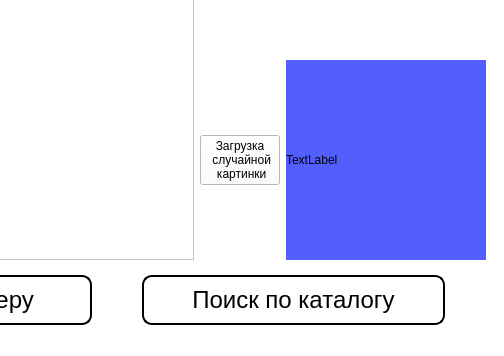
Andrew-up/SmartScaleForMarket, file frontend/view/qt_ui/new/mainwindow.ui: the form before one commit; both pictures show x 624 to 1128 and y 417 to 773 of the 1128 by 773 pixel window.
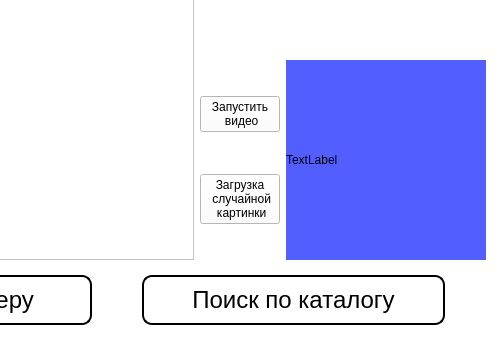
The form after the commit. Icons and pictures are not drawn.

Diff of the .ui file:
```diff
--- a/frontend/view/qt_ui/new/mainwindow.ui
+++ b/frontend/view/qt_ui/new/mainwindow.ui
@@ -196,6 +196,16 @@
            <item>
             <layout class="QHBoxLayout" name="horizontalLayout_8">
              <item>
+              <layout class="QVBoxLayout" name="verticalLayout_5">
+               <item>
+                <widget class="QPushButton" name="startRandomVideo">
+                 <property name="text">
+                  <string>Запустить 
+ видео</string>
+                 </property>
+                </widget>
+               </item>
+               <item>
               <widget class="QPushButton" name="getRandomImageButton">
                <property name="mouseTracking">
                 <bool>false</bool>
@@ -215,6 +225,8 @@
                 <bool>false</bool>
                </property>
               </widget>
+               </item>
+              </layout>
              </item>
              <item>
               <widget class="QLabel" name="image_to_cnn">
```
Left out of the diff: 2 changed lines with no effect on the pictures. Lines whose indentation alone changed are shown as unchanged.
